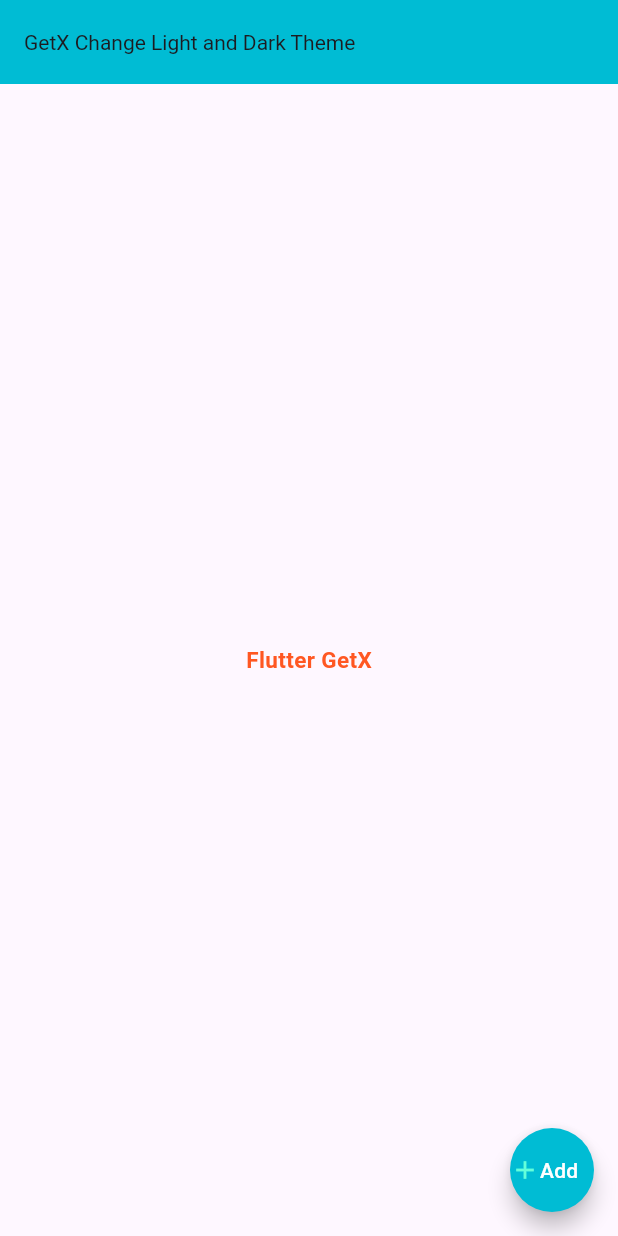
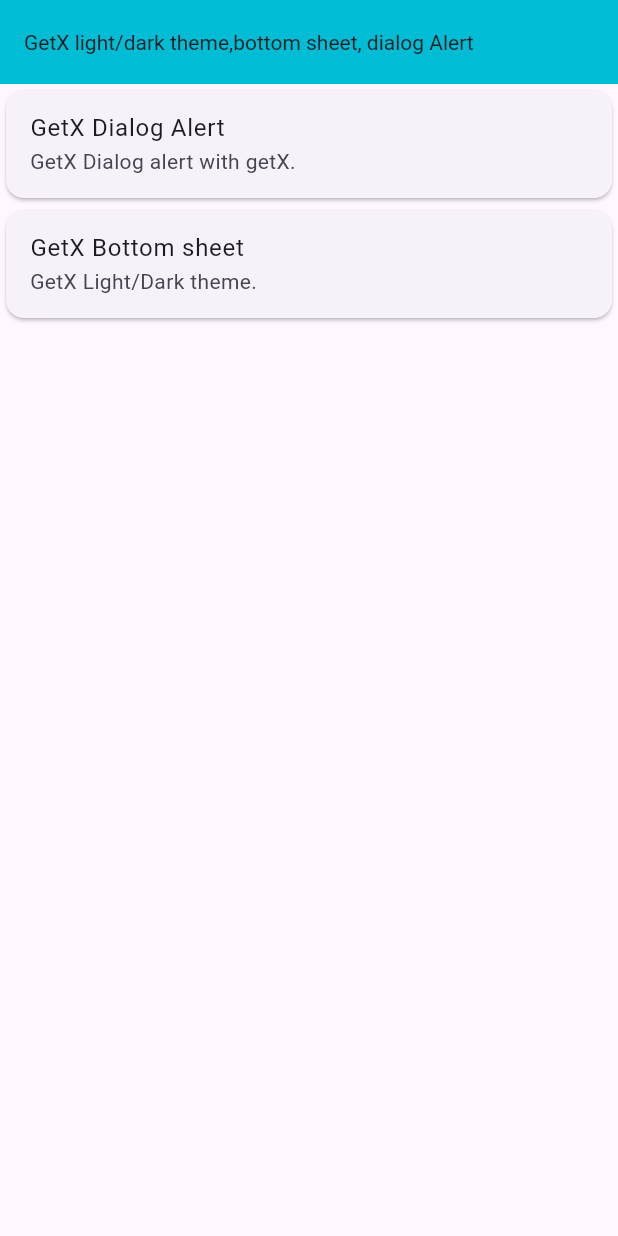
Before and after one commit to Jahid01234/getx_all_code, a Flutter app: the screen it shows after launch, on a phone screen of 412 x 824 dp. Run offline on Flutter 3.47's test engine with Material 3 defaults, Android fonts, the light colour scheme and no system bars; our stand-ins replace get.

Commit message:
-Dialog Alert -Bottom Sheet -light/dark theme

```diff
--- a/lib/HomeScreen.dart
+++ b/lib/HomeScreen.dart
@@ -1,68 +1,131 @@
 import 'package:flutter/material.dart';
 import 'package:get/get.dart';
 
-class HomeScreen extends StatelessWidget{
+class HomeScreen extends StatelessWidget {
   const HomeScreen({super.key});
 
   @override
   Widget build(BuildContext context) {
-   return  Scaffold(
+    return Scaffold(
       appBar: AppBar(
         backgroundColor: Colors.cyan,
-       title: const Text("GetX Change Light and Dark Theme",
+        title: const Text(
+          "GetX light/dark theme,bottom sheet, dialog Alert",
           style: TextStyle(fontSize: 14),
         ),
       ),
-     body:  const Center(
-       child: Column(
-         mainAxisAlignment: MainAxisAlignment.center,
-         //crossAxisAlignment: CrossAxisAlignment.center,
+      body: Column(
+        crossAxisAlignment: CrossAxisAlignment.center,
         children: [
-           Text('Flutter GetX',
-             style: TextStyle(
-               fontSize: 15,
-               fontWeight: FontWeight.bold,
-               color: Colors.deepOrange,
+
+          // GetX Dialog show
+          Card(
+            child: ListTile(
+              title: const Text("GetX Dialog Alert "),
+              subtitle: const Text("GetX Dialog alert with getX."),
+              onTap: () {
+                // Dialog show
+                Get.defaultDialog(
+                  backgroundColor: Colors.blueGrey,
+                  title: "GetX Dialog Alert ",
+                  titlePadding: const EdgeInsets.only(top: 5),
+                  titleStyle:
+                      const TextStyle(fontSize: 15, color: Colors.white),
+                  content: const Column(
+                    children: [
+                      Text(
+                        "GetX Dialog Alert. Flutter getX ",
+                        style:
+                            TextStyle(fontSize: 15, color: Colors.deepOrange),
                       ),
+                      Text(
+                        "GetX Dialog Alert. Flutter getX ",
+                        style:
+                            TextStyle(fontSize: 15, color: Colors.deepOrange),
+                      ),
+                      Text(
+                        "GetX Dialog Alert. Flutter getX ",
+                        style:
+                            TextStyle(fontSize: 15, color: Colors.deepOrange),
                       ),
                     ],
                   ),
+                  // middleText: "GetX Dialog Alert. Flutter getX ",
+                  // middleTextStyle: const TextStyle(fontSize: 15,color: Colors.tealAccent),
+                  // actions: [
+                  //   IconButton(onPressed: (){
+                  //     Get.back();
+                  //   }, icon:const Icon(Icons.cancel),),
+                  //   IconButton(onPressed: (){
+                  //      //Navigator.pop;
+                  //      Get.back();
+                  //   }, icon:const Icon(Icons.confirmation_num),)
+                  // ],
+                  cancel: TextButton(
+                    onPressed: () {
+                      Get.back();
+                    },
+                    child: const Text('No'),
                   ),
-     floatingActionButton: FloatingActionButton(
-       backgroundColor: Colors.cyan,
-       foregroundColor: Colors.white,
-       shape: RoundedRectangleBorder(
-           borderRadius: BorderRadius.circular(30),
+                  confirm: TextButton(
+                    onPressed: () {
+                      //Navigator.pop(context);
+                      Get.back();
+                    },
+                    child: const Text('Yes'),
                   ),
-       tooltip: "Click Here",
-       // When we use "FloatingActionButton.extended" then we use <Label and Icon>
-       // label:const Text("Add"),
-       // icon: const Icon(Icons.add),
-       child:const Row(
+                  // textCancel: "No",
+                  // textConfirm: "Yes"
+                );
+              },
+            ),
+          ),
+
+          // GetX Light/Dark theme and bottom sheet show
+          Card(
+            child: ListTile(
+              title: const Text("GetX Bottom sheet "),
+              subtitle: const Text("GetX Light/Dark theme."),
+              onTap: () {
+                // Dialog show
+                Get.bottomSheet(
+                 Container(
+                   decoration: const  BoxDecoration(
+                     color: Colors.grey,
+                     borderRadius: BorderRadius.only(
+                       topLeft: Radius.circular(30),
+                       topRight: Radius.circular(30),
+                     )
+                   ),
+                   child: Column(
                      children: [
-           Icon(Icons.add,size: 20,color: Colors.tealAccent,),
-           Text("Add"),
+                       ListTile(
+                         leading: const Icon(Icons.light_mode,color: Colors.white,),
+                         title: const Text('Light Theme'),
+                         onTap: (){
+                           Get.changeTheme(ThemeData.light());
+                         },
+                       ),
+
+                       ListTile(
+                         leading: const Icon(Icons.dark_mode,color: Colors.white,),
+                         title: const Text('Dark Theme'),
+                         onTap: (){
+                           Get.changeTheme(ThemeData.dark());
+                         },
+                       ),
+
                      ],
                    ),
-       onPressed: (){
-         Get.snackbar(
-           " Flutter Dev",
-             "I am a Flutter Developer",
-           backgroundColor: Colors.blueGrey,
-           colorText: Colors.white,
-           animationDuration: const Duration(seconds: 4),
-          // icon: const Icon(Icons.add),
-             // titleText: const Text(" Flutter ",),
-           margin:const EdgeInsets.all(20),
-           snackPosition: SnackPosition.BOTTOM,
-           dismissDirection: DismissDirection.horizontal,
-           isDismissible: true,
-           onTap: (snack) {},
-
+                 )
 
                 );
               },
             ),
+          ),
+
+        ],
+      ),
     );
   }
 }
```
Lines whose indentation alone changed are shown as unchanged.
